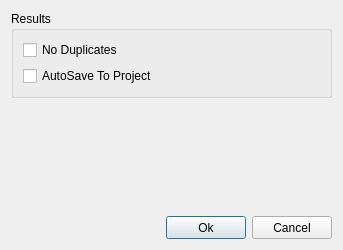
Before: the Qt Designer form sub3suite/src/Dialogs/EnumConfigDialog.ui in 3nock/OTE, drawn with Qt 5.
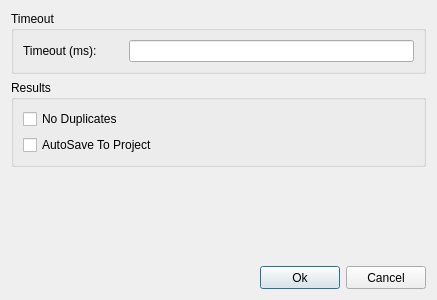
After: the same form once the commit is applied. Icons and pictures are not drawn.

Commit message: added timeout for osint & raw Engines

Diff of the .ui file:
```diff
--- a/sub3suite/src/Dialogs/EnumConfigDialog.ui
+++ b/sub3suite/src/Dialogs/EnumConfigDialog.ui
@@ -6,10 +6,16 @@
    <rect>
     <x>0</x>
     <y>0</y>
-    <width>343</width>
-    <height>250</height>
+    <width>437</width>
+    <height>300</height>
    </rect>
   </property>
+  <property name="sizePolicy">
+   <sizepolicy hsizetype="Expanding" vsizetype="Expanding">
+    <horstretch>0</horstretch>
+    <verstretch>0</verstretch>
+   </sizepolicy>
+  </property>
   <property name="windowTitle">
    <string>Scan Configuration</string>
   </property>
@@ -18,6 +24,41 @@
     <normaloff>.</normaloff>.</iconset>
   </property>
   <layout class="QVBoxLayout" name="verticalLayout">
+   <item>
+    <widget class="QGroupBox" name="groupBoxTimeout">
+     <property name="title">
+      <string>Timeout</string>
+     </property>
+     <property name="checkable">
+      <bool>false</bool>
+     </property>
+     <property name="checked">
+      <bool>false</bool>
+     </property>
+     <layout class="QVBoxLayout" name="verticalLayout_9">
+      <item>
+       <layout class="QHBoxLayout" name="horizontalLayout_3">
+        <item>
+         <widget class="QLabel" name="label_2">
+          <property name="minimumSize">
+           <size>
+            <width>100</width>
+            <height>0</height>
+           </size>
+          </property>
+          <property name="text">
+           <string>Timeout (ms):</string>
+          </property>
+         </widget>
+        </item>
+        <item>
+         <widget class="QLineEdit" name="lineEditTimeout"/>
+        </item>
+       </layout>
+      </item>
+     </layout>
+    </widget>
+   </item>
    <item>
     <widget class="QGroupBox" name="groupBoxResults">
      <property name="title">
```
The commit also changes 144 other files.
